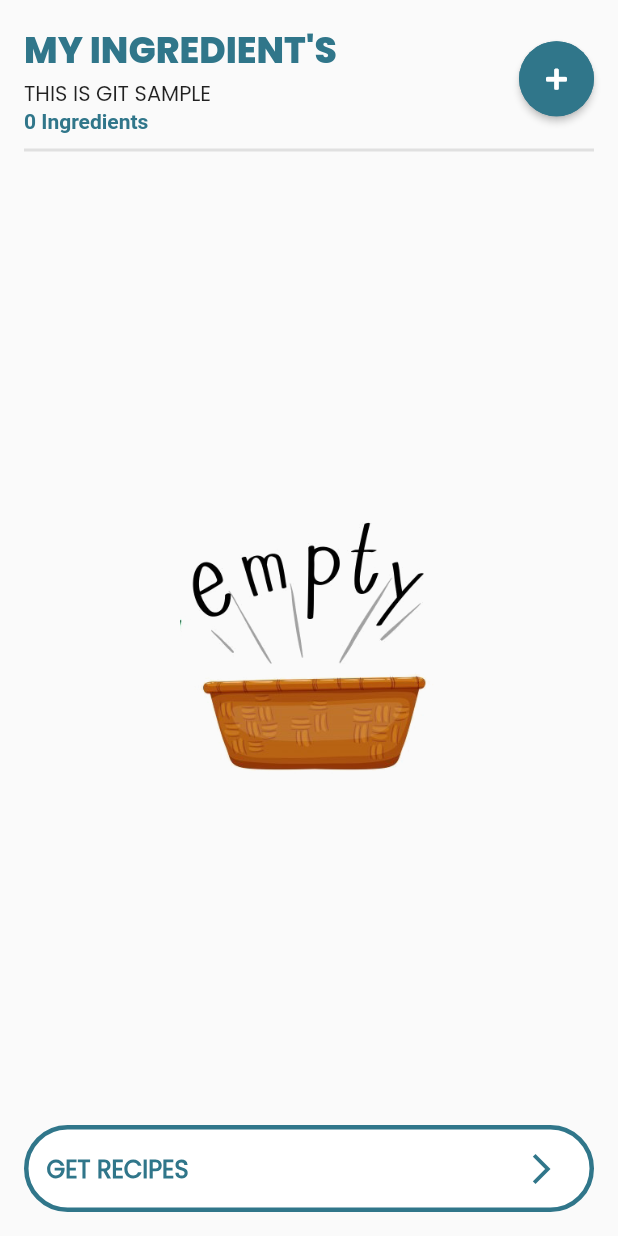
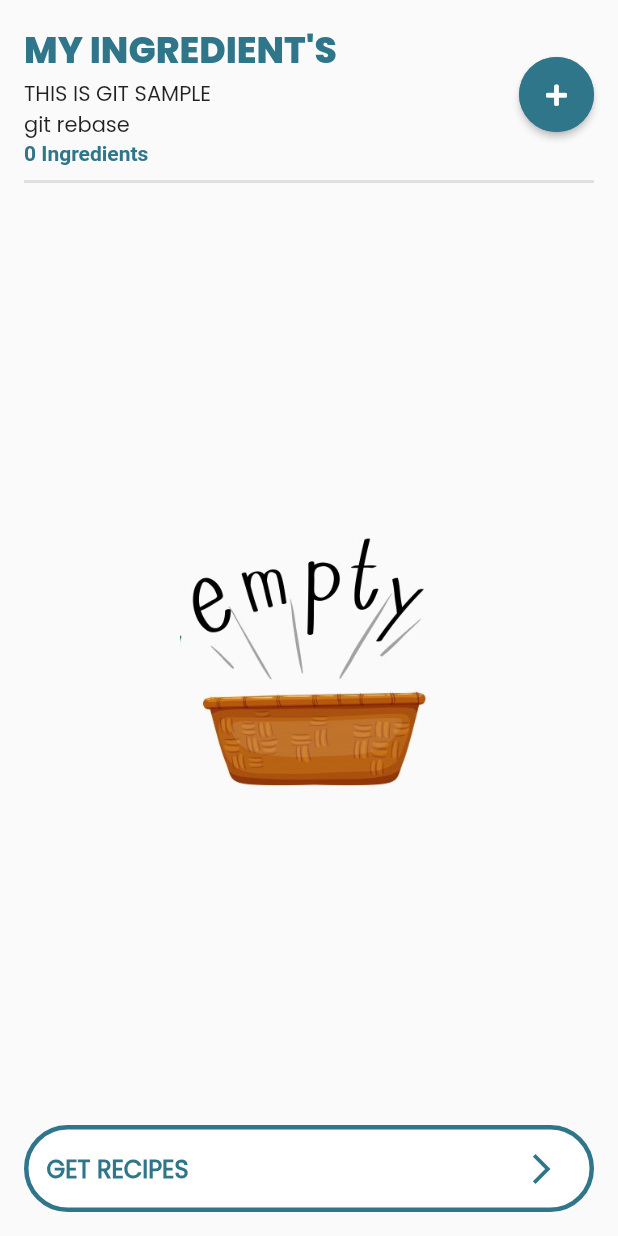
Before and after one commit to nixtomalon/recipe-finder, a Flutter app: the screen it shows after launch, on a phone screen of 412 x 824 dp. Run offline on Flutter 3.47's test engine with Material 2 defaults, Android fonts, the light colour scheme and no system bars; our stand-ins replace font_awesome_flutter; Roboto replaces fonts that are missing (Nunitos).

Commit message:
added text widget for rebase

```diff
--- a/lib/screens/ingredients_screen.dart
+++ b/lib/screens/ingredients_screen.dart
@@ -74,6 +74,7 @@ class _IngredientScreenState extends State<IngredientScreen> {
                           ),
                         ),
                         Text('THIS IS GIT SAMPLE'),
+                        Text('git rebase'),
                         Text(
                           '${Provider.of<IngredientData>(context).ingredientCount} Ingredients',
                           style: kTextStyle.copyWith(
```
